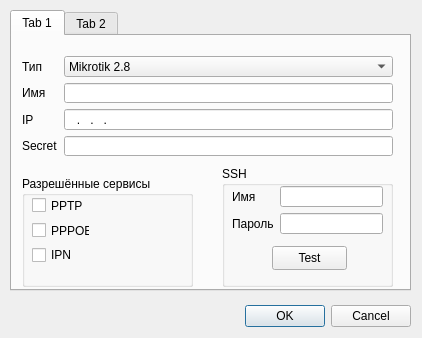
Old version of the form mdi/nas_edit.ui in the repository brat002/ExpertBilling.
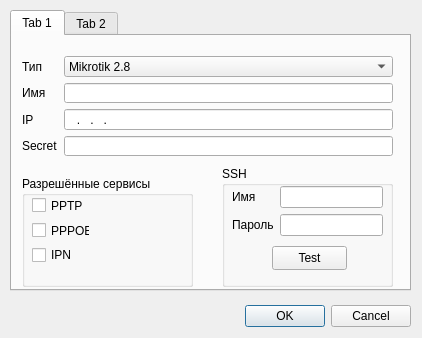
New version of the form.

```diff
--- a/mdi/nas_edit.ui
+++ b/mdi/nas_edit.ui
@@ -75,7 +75,7 @@
         <x>10</x>
         <y>20</y>
         <width>151</width>
-        <height>48</height>
+        <height>51</height>
        </rect>
       </property>
       <layout class="QGridLayout" >
```
Left out of the diff: 4 changed lines with no effect on the pictures.
